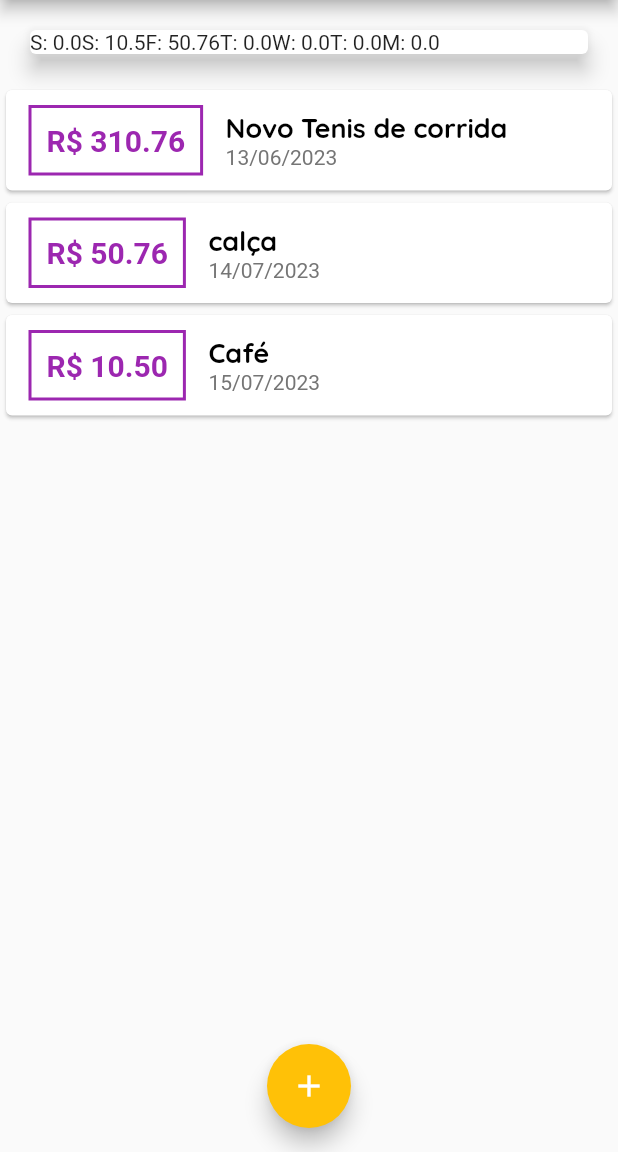
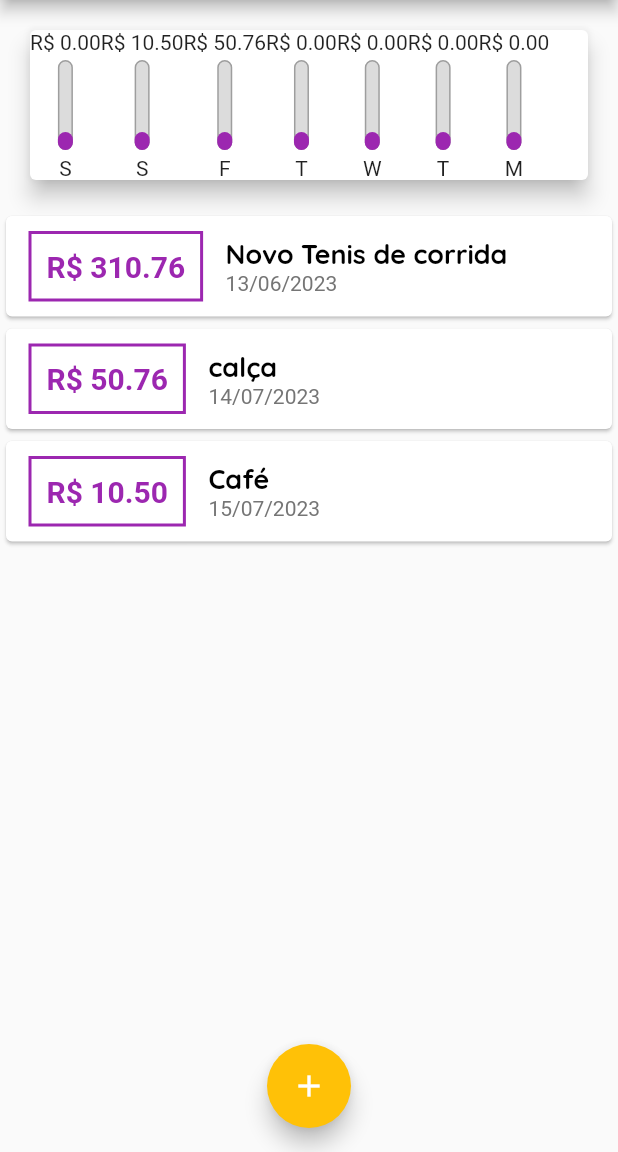
Before and after one commit to TiagOliveiraTI/expenses, a Flutter app: the screen it shows after launch, on a phone screen of 412 x 824 dp, the part 84-1236 px from its top. Run offline on Flutter 3.47's test engine with Material 2 defaults, Android fonts, the phone set to English and light mode, and no system bars.

Commit message:
✨ add chartbar widget

```diff
--- a/lib/components/chart.dart
+++ b/lib/components/chart.dart
@@ -1,3 +1,4 @@
+import 'package:expenses/components/chart_bar.dart';
 import 'package:expenses/models/transaction.dart';
 import 'package:flutter/material.dart';
 import 'package:intl/intl.dart';
@@ -37,10 +38,14 @@ class Chart extends StatelessWidget {
     groupedTransactions;
     return Card(
       elevation: 6,
-      margin: EdgeInsets.all(20),
+      margin: const EdgeInsets.all(20),
       child: Row(
         children: groupedTransactions.map((tr) {
-          return Text('${tr['day']}: ${tr['value']}');
+          return ChartBar(
+            label: tr['day'].toString(),
+            value: tr['value'] as double,
+            percentage: 0.2,
+          );
         }).toList(),
       ),
     );
--- /dev/null
+++ b/lib/components/chart_bar.dart
@@ -0,0 +1,54 @@
+import 'package:flutter/material.dart';
+
+class ChartBar extends StatelessWidget {
+  final String label;
+  final double value;
+  final double percentage;
+
+  const ChartBar({
+    super.key,
+    required this.label,
+    required this.value,
+    required this.percentage,
+  });
+
+  @override
+  Widget build(BuildContext context) {
+    return Column(
+      children: [
+        Text('R\$ ${value.toStringAsFixed(2)}'),
+        const SizedBox(height: 4),
+        SizedBox(
+          height: 60,
+          width: 10,
+          child: Stack(
+            alignment: Alignment.bottomCenter,
+            children: [
+              Container(
+                decoration: BoxDecoration(
+                  border: Border.all(
+                    color: Colors.grey,
+                    width: 1.0,
+                  ),
+                  color: const Color.fromRGBO(220, 220, 220, 1),
+                  borderRadius: BorderRadius.circular(5),
+                ),
+              ),
+              FractionallySizedBox(
+                heightFactor: percentage,
+                child: Container(
+                  decoration: BoxDecoration(
+                    color: Theme.of(context).copyWith().colorScheme.primary,
+                    borderRadius: BorderRadius.circular(5),
+                  ),
+                ),
+              )
+            ],
+          ),
+        ),
+        const SizedBox(height: 4),
+        Text(label),
+      ],
+    );
+  }
+}
--- a/lib/main.dart
+++ b/lib/main.dart
@@ -58,19 +58,19 @@ class _MyHomePageState extends State<MyHomePage> {
       id: 't1',
       title: 'Novo Tenis de corrida',
       value: 310.76,
-      date: DateTime.now().subtract(Duration(days: 33)),
+      date: DateTime.now().subtract(const Duration(days: 33)),
     ),
     Transaction(
       id: 't2',
       title: 'calça',
       value: 50.76,
-      date: DateTime.now().subtract(Duration(days: 2)),
+      date: DateTime.now().subtract(const Duration(days: 2)),
     ),
     Transaction(
       id: 't3',
       title: 'Café',
       value: 10.50,
-      date: DateTime.now().subtract(Duration(days: 1)),
+      date: DateTime.now().subtract(const Duration(days: 1)),
     ),
   ];
 
@@ -107,7 +107,7 @@ class _MyHomePageState extends State<MyHomePage> {
   List<Transaction> get _recentTransactions {
     return _transactions.where((tr) {
       return tr.date.isAfter(DateTime.now().subtract(
-        Duration(days: 7),
+        const Duration(days: 7),
       ));
     }).toList();
   }
```
